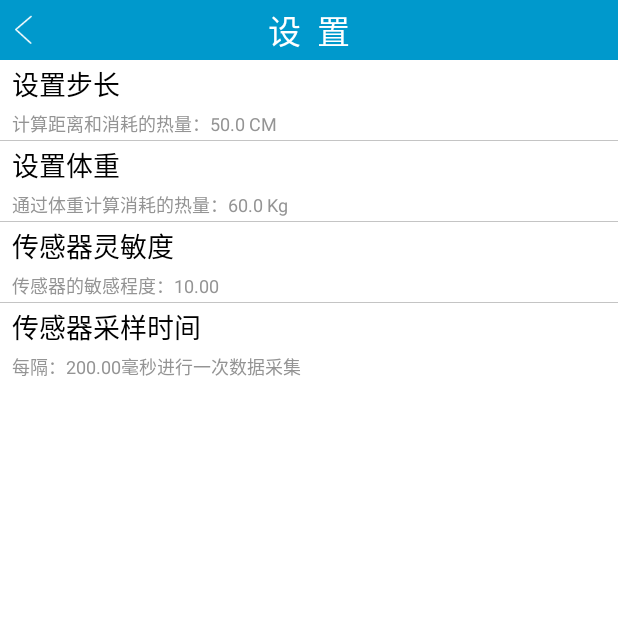
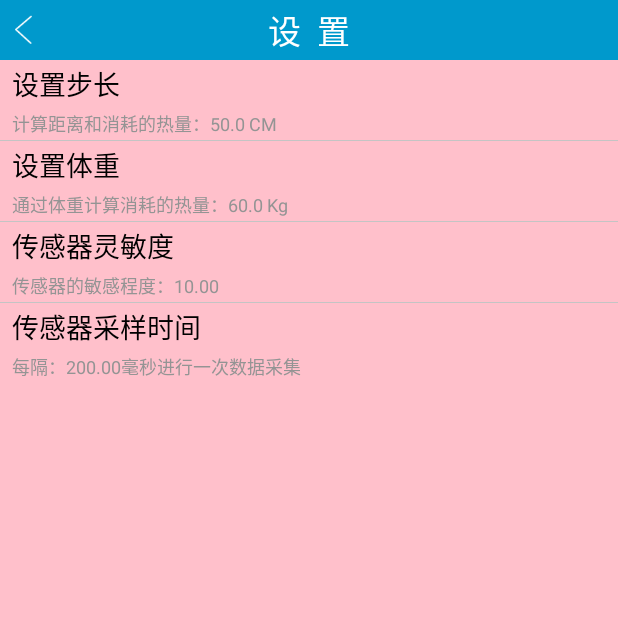
Before and after one commit to dlnlx/StepApp, an Android app: the SettingActivity screen opened directly, with no data from a screen before it, on a phone screen of 412 x 824 dp, the top half of it. Run offline under Robolectric (Android 15) with nearby library versions, the phone set to English and light mode, and no system bars; libraries missing offline, so code that uses them is left out: com.squareup.leakcanary, com.umeng.analytics, com.umeng.commonsdk; 2 statements that could not run were skipped.

Commit message:
界面优化

```diff
--- a/app/src/main/java/com/lxsoft/stepapp/HomeActivity.java
+++ b/app/src/main/java/com/lxsoft/stepapp/HomeActivity.java
@@ -153,7 +153,6 @@ public class HomeActivity extends BaseActivity {
         });
     }
 
-
     private ServiceConnection serviceConnection = new ServiceConnection() {
         @Override
         public void onServiceConnected(ComponentName name, IBinder service) {
@@ -302,6 +301,7 @@ public class HomeActivity extends BaseActivity {
             } catch (RemoteException e) {
                 LogWriter.d(e.toString());
             }
+            //更新数据到UI
             stepCount.setText(String.valueOf(stepCountVal)+"步");
             textCalorie.setText(com.lxsoft.utiles.Utiles.getFormatVal(calorieVal)+"卡");
             distance.setText(com.lxsoft.utiles.Utiles.getFormatVal(distanceVal));
--- a/app/src/main/java/com/lxsoft/widgets/CircleProgressBar.java
+++ b/app/src/main/java/com/lxsoft/widgets/CircleProgressBar.java
@@ -38,6 +38,7 @@ public class CircleProgressBar extends View {
         super(context, attrs);
         //初始化绘制
         pathPaint = new Paint();
+        //设置抗锯齿
         pathPaint.setAntiAlias(true);
         pathPaint.setFlags(Paint.ANTI_ALIAS_FLAG);
         pathPaint.setStyle(Paint.Style.STROKE);
--- a/app/src/main/res/layout/act_setting.xml
+++ b/app/src/main/res/layout/act_setting.xml
@@ -3,7 +3,7 @@
     android:orientation="vertical"
     android:layout_width="match_parent"
     android:layout_height="match_parent"
-    android:background="@color/fontWhite">
+    android:background="@color/Pink">
     <RelativeLayout
         android:layout_width="match_parent"
         android:layout_height="40dp"
```
Also changed, not shown: app/src/main/ic_launcher-web.png (added), app/src/main/res/mipmap-hdpi/ic_launcher.png, app/src/main/res/mipmap-hdpi/ic_launcher_foreground.png, app/src/main/res/mipmap-hdpi/ic_launcher_round.png, app/src/main/res/mipmap-mdpi/ic_launcher.png, app/src/main/res/mipmap-mdpi/ic_launcher_foreground.png, app/src/main/res/mipmap-mdpi/ic_launcher_round.png, app/src/main/res/mipmap-xhdpi/ic_launcher.png, app/src/main/res/mipmap-xhdpi/ic_launcher_foreground.png, app/src/main/res/mipmap-xhdpi/ic_launcher_round.png, app/src/main/res/mipmap-xxhdpi/ic_launcher.png, app/src/main/res/mipmap-xxhdpi/ic_launcher_foreground.png, app/src/main/res/mipmap-xxhdpi/ic_launcher_round.png, app/src/main/res/mipmap-xxxhdpi/ic_launcher.png, 2 more files.
